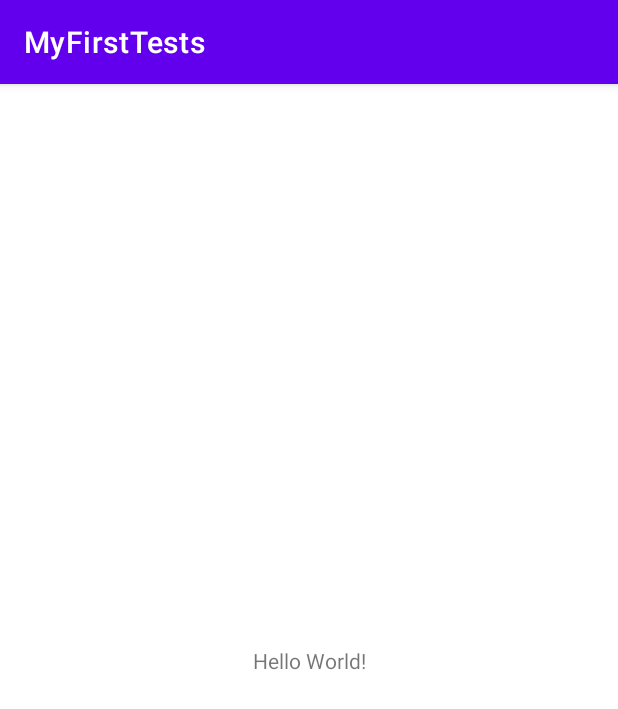
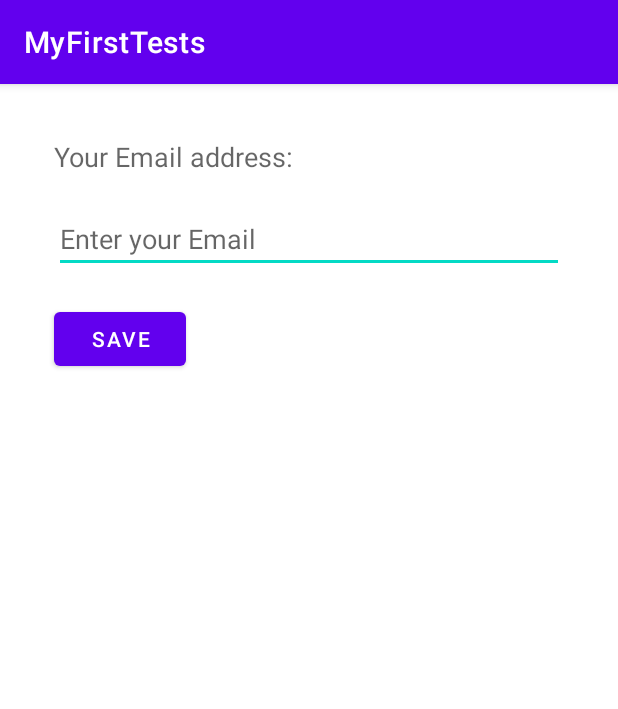
Before and after one commit to Vladimir127/MyFirstTests, an Android app: the screen it shows after launch (MainActivity), on a phone screen of 412 x 824 dp. Shown: the top 709 px of the screen. Run offline under Robolectric (Android 15) with nearby library versions, the phone set to English and light mode, and no system bars.

Commit message:
Добавлена логика и тесты из урока.

```diff
--- a/app/build.gradle
+++ b/app/build.gradle
@@ -29,6 +29,10 @@ android {
     kotlinOptions {
         jvmTarget = '1.8'
     }
+
+    buildFeatures {
+        viewBinding true
+    }
 }
 
 dependencies {
--- /dev/null
+++ b/app/src/main/java/com/example/myfirsttests/EmailValidator.kt
@@ -0,0 +1,39 @@
+package com.example.myfirsttests
+
+import android.text.Editable
+import android.text.TextWatcher
+
+import java.util.regex.Pattern
+
+class EmailValidator : TextWatcher {
+
+    internal var isValid = false
+
+    override fun afterTextChanged(editableText: Editable) {
+        isValid = isValidEmail(editableText)
+    }
+
+    override fun beforeTextChanged(s: CharSequence, start: Int, count: Int, after: Int) = Unit
+
+    override fun onTextChanged(s: CharSequence, start: Int, before: Int, count: Int) = Unit
+
+    companion object {
+
+        /**
+         * Паттерн для сравнения.
+         */
+        private val EMAIL_PATTERN = Pattern.compile(
+            "[a-zA-Z0-9\\+\\.\\_\\%\\-\\+]{1,256}" +
+                    "\\@" +
+                    "[a-zA-Z0-9][a-zA-Z0-9\\-]{0,64}" +
+                    "(" +
+                    "\\." +
+                    "[a-zA-Z0-9][a-zA-Z0-9\\-]{0,25}" +
+                    ")+"
+        )
+
+        fun isValidEmail(email: CharSequence?): Boolean {
+            return email != null && EMAIL_PATTERN.matcher(email).matches()
+        }
+    }
+}
--- a/app/src/main/java/com/example/myfirsttests/MainActivity.kt
+++ b/app/src/main/java/com/example/myfirsttests/MainActivity.kt
@@ -1,11 +1,32 @@
 package com.example.myfirsttests
 
+import android.os.Bundle
+import android.widget.Toast
 import androidx.appcompat.app.AppCompatActivity
-import android.os.Bundle
+import com.example.myfirsttests.databinding.ActivityMainBinding
 
 class MainActivity : AppCompatActivity() {
+
+    private lateinit var binding: ActivityMainBinding
+    private val emailValidator = EmailValidator()
+
     override fun onCreate(savedInstanceState: Bundle?) {
         super.onCreate(savedInstanceState)
-        setContentView(R.layout.activity_main)
+        binding = ActivityMainBinding.inflate(layoutInflater)
+        setContentView(binding.root)
+
+        with(binding) {
+            emailInput.addTextChangedListener(emailValidator)
+
+            saveButton.setOnClickListener {
+                if (emailValidator.isValid) {
+                    Toast.makeText(this@MainActivity, getString(R.string.valid_email), Toast.LENGTH_SHORT).show()
+                } else {
+                    val errorEmail = getString(R.string.invalid_email)
+                    emailInput.error = errorEmail
+                    Toast.makeText(this@MainActivity, errorEmail, Toast.LENGTH_SHORT).show()
+                }
+            }
+        }
     }
 }
--- a/app/src/main/res/layout/activity_main.xml
+++ b/app/src/main/res/layout/activity_main.xml
@@ -1,18 +1,37 @@
-<?xml version="1.0" encoding="utf-8"?>
+<?xml version="1.0" encoding="UTF-8"?>
 <androidx.constraintlayout.widget.ConstraintLayout xmlns:android="http://schemas.android.com/apk/res/android"
     xmlns:app="http://schemas.android.com/apk/res-auto"
-    xmlns:tools="http://schemas.android.com/tools"
     android:layout_width="match_parent"
-    android:layout_height="match_parent"
-    tools:context=".MainActivity">
+    android:layout_height="wrap_content"
+    android:padding="@dimen/activity_padding">
 
     <TextView
+        android:id="@+id/titleTextView"
         android:layout_width="wrap_content"
         android:layout_height="wrap_content"
-        android:text="Hello World!"
-        app:layout_constraintBottom_toBottomOf="parent"
-        app:layout_constraintEnd_toEndOf="parent"
+        android:layout_margin="@dimen/main_margin"
+        android:text="@string/email_label"
+        android:textAppearance="?android:attr/textAppearanceMedium"
         app:layout_constraintStart_toStartOf="parent"
         app:layout_constraintTop_toTopOf="parent" />
 
+    <EditText
+        android:id="@+id/emailInput"
+        android:layout_width="match_parent"
+        android:layout_height="wrap_content"
+        android:layout_gravity="center_horizontal"
+        android:layout_margin="@dimen/main_margin"
+        android:hint="@string/email_hint"
+        android:inputType="textEmailAddress"
+        app:layout_constraintStart_toStartOf="parent"
+        app:layout_constraintTop_toBottomOf="@+id/titleTextView" />
+
+    <Button
+        android:id="@+id/saveButton"
+        android:layout_width="wrap_content"
+        android:layout_height="wrap_content"
+        android:layout_margin="@dimen/main_margin"
+        android:text="@string/save"
+        app:layout_constraintStart_toStartOf="parent"
+        app:layout_constraintTop_toBottomOf="@+id/emailInput" />
 </androidx.constraintlayout.widget.ConstraintLayout>
--- /dev/null
+++ b/app/src/main/res/values/dimens.xml
@@ -0,0 +1,5 @@
+<?xml version="1.0" encoding="UTF-8"?>
+<resources>
+    <dimen name="activity_padding">16dp</dimen>
+    <dimen name="main_margin">20dp</dimen>
+</resources>
--- a/app/src/main/res/values/strings.xml
+++ b/app/src/main/res/values/strings.xml
@@ -1,3 +1,8 @@
 <resources>
     <string name="app_name">MyFirstTests</string>
+    <string name="email_label">Your Email address:</string>
+    <string name="save">Save</string>
+    <string name="email_hint">Enter your Email</string>
+    <string name="invalid_email">Invalid email</string>
+    <string name="valid_email">OK</string>
 </resources>
```
Also changed, not shown: 1 other file.
